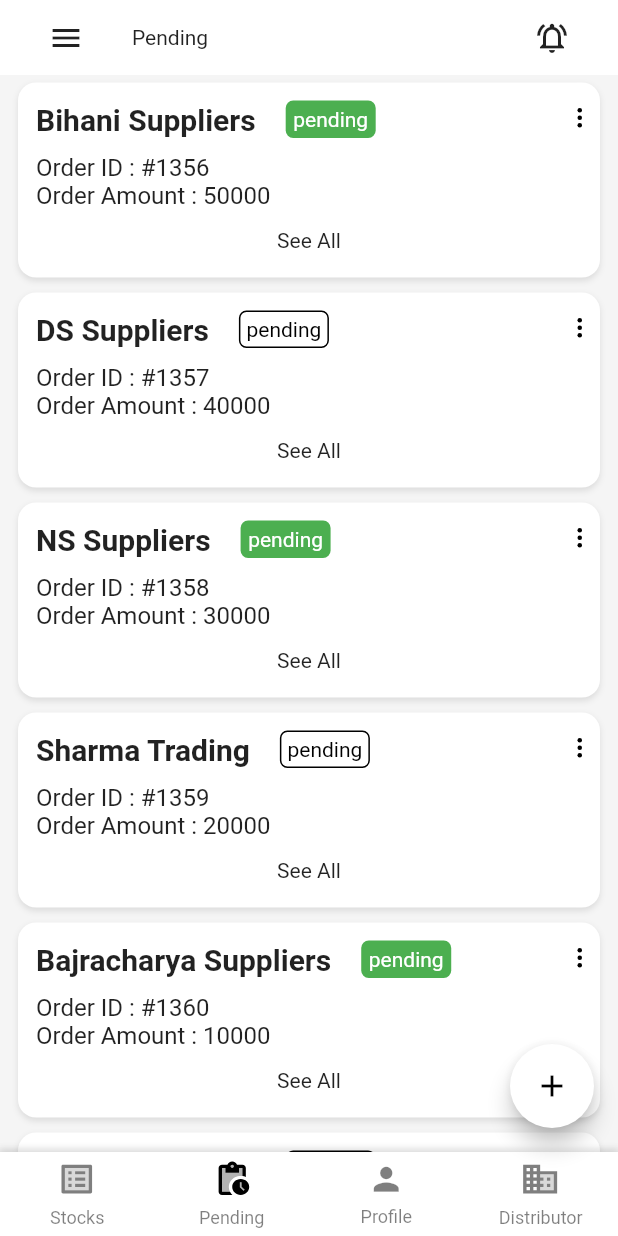
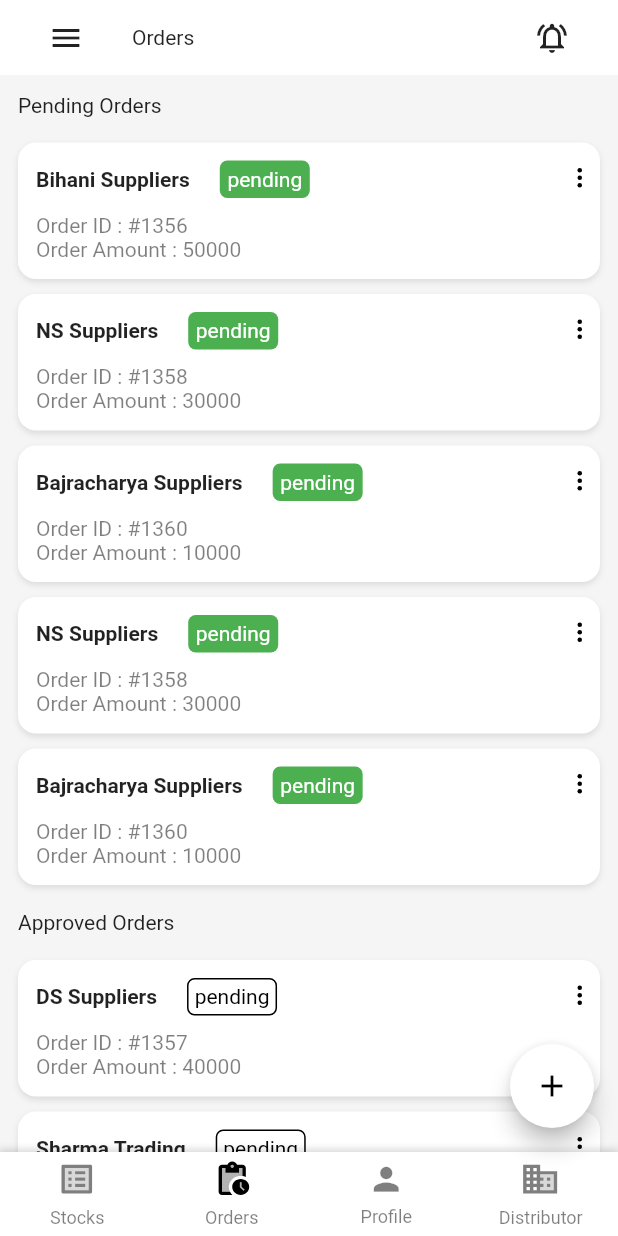
Before and after one commit to sjtsh/SalesAutomation, a Flutter app: the HomeScreen screen opened directly, item 2 of the bottom bar chosen, on a phone screen of 412 x 824 dp. Run offline on Flutter 3.47's test engine with Material 2 defaults, Android fonts, the phone set to English and light mode, and no system bars; drawn by our look-alikes of custom_navigation_bar, expandable; our stand-ins replace fl_chart, flutter_svg.

Commit message:
completed pending and distributors screen skeleton

```diff
--- a/sales_officer/lib/ConfirmationScreen/ConfirmationReciept.dart
+++ b/sales_officer/lib/ConfirmationScreen/ConfirmationReciept.dart
@@ -1,6 +1,7 @@
 import 'package:flutter/material.dart';
 
 class ConfirmationReciept extends StatelessWidget {
+
   @override
   Widget build(BuildContext context) {
     return ListView(
--- a/sales_officer/lib/DialogBox/DialogContent.dart
+++ b/sales_officer/lib/DialogBox/DialogContent.dart
@@ -49,7 +49,7 @@ class DialogContent extends StatelessWidget {
           child: MaterialButton(
             highlightColor: Colors.transparent,
             splashColor: Colors.transparent,
-            color: Colors.black,
+            color: Colors.green,
             onPressed: () {
               Navigator.pop(context);
             },
--- a/sales_officer/lib/Header/Header.dart
+++ b/sales_officer/lib/Header/Header.dart
@@ -42,7 +42,7 @@ class Header extends StatelessWidget {
           Text(index == 0
               ? "Stocks"
               : index == 1
-                  ? "Pending"
+                  ? "Orders"
                   : index == 2
                       ? "Profile"
                       : index == 3
@@ -51,7 +51,9 @@ class Header extends StatelessWidget {
                               ? "New Order"
                               : index == 5
                                   ? "New Order"
-                                  : "Order Confirmation"),
+                                  : index == 6
+                                      ? "Distributor Info"
+                                      : "Order Confirmation"),
           Expanded(
             child: Container(),
           ),
--- a/sales_officer/lib/Header/HeaderProductVariationPage.dart
+++ b/sales_officer/lib/Header/HeaderProductVariationPage.dart
@@ -27,7 +27,7 @@ class HeaderProductVariationPage extends StatelessWidget {
             index == 0
                 ? "Stocks"
                 : index == 1
-                    ? "Pending"
+                    ? "Orders"
                     : index == 2
                         ? "Profile"
                         : index == 3
--- a/sales_officer/lib/HomeScreen/HomeScreen.dart
+++ b/sales_officer/lib/HomeScreen/HomeScreen.dart
@@ -1,6 +1,7 @@
 import 'package:flutter/material.dart';
 import 'package:flutter_svg/svg.dart';
 import 'package:sales_officer/Construction/Construction.dart';
+import 'package:sales_officer/DistributorInfo/DistributorInfo.dart';
 import 'package:sales_officer/DrawerScreen/DrawerScreen.dart';
 import 'package:sales_officer/Header/Header.dart';
 import 'package:sales_officer/Header/HeaderProductVariationPage.dart';
@@ -38,17 +39,19 @@ class _HomeScreenState extends State<HomeScreen> {
 
   Widget _changeActivity(int i) {
     if (i == 0) {
-      return Page1();
+      return NewOrder(_setIndex, true);
     } else if (i == 1) {
       return PendingScreen();
     } else if (i == 2) {
       return Profile();
     } else if (i == 3) {
-      return Page4();
+      return NewOrder(_setIndex, false);
     } else if (i == 4) {
-      return NewOrder(_setIndex);
+      return NewOrder(_setIndex, true);
     } else if (i == 5) {
       return ProductsScreen(_setIndex);
+    } else if (i == 6) {
+      return DistributorInfo(_setIndex);
     } else {
       return Container();
     }
--- a/sales_officer/lib/NavBar/NavBar.dart
+++ b/sales_officer/lib/NavBar/NavBar.dart
@@ -81,7 +81,7 @@ class _NavBarState extends State<NavBar> {
                   : Colors.black.withOpacity(0.5),
             ),
             title: Text(
-              "Pending",
+              "Orders",
               style: TextStyle(
                   color: NavBar.currentIndex == 0
                       ? Colors.black
--- a/sales_officer/lib/PendingScreen/PendingScreen.dart
+++ b/sales_officer/lib/PendingScreen/PendingScreen.dart
@@ -1,5 +1,6 @@
 import 'package:flutter/material.dart';
 
+import '../Database.dart';
 import 'SingularPending.dart';
 
 class PendingScreen extends StatelessWidget {
@@ -11,21 +12,37 @@ class PendingScreen extends StatelessWidget {
       ),
       child: ListView(
         children: [
-          ["Bihani Suppliers", 1356, 50000, true],
-          ["DS Suppliers", 1357, 40000, false],
-          ["NS Suppliers", 1358, 30000, true],
-          ["Sharma Trading", 1359, 20000, false],
-          ["Bajracharya Suppliers", 1360, 10000, true],
-          ["Bihani Suppliers", 1356, 50000, false],
-          ["DS Suppliers", 1357, 40000, false],
-          ["NS Suppliers", 1358, 30000, true],
-          ["Sharma Trading", 1359, 20000, false],
-          ["Bajracharya Suppliers", 1360, 10000, true],
-        ]
-            .map(
-              (e) => SingularPending(e),
-        )
-            .toList(),
+          Padding(
+            padding: const EdgeInsets.all(12.0),
+            child: Text(
+              "Pending Orders ",
+              style: TextStyle(backgroundColor: Color(0xffF5F5F5)),
+            ),
+          ),
+          Column(
+            children: forPending
+                .where((element) => element[3])
+                .map(
+                  (e) => SingularPending(e),
+                )
+                .toList(),
+          ),
+          Padding(
+            padding: const EdgeInsets.all(12.0),
+            child: Text(
+              "Approved Orders ",
+              style: TextStyle(backgroundColor: Color(0xffF5F5F5)),
+            ),
+          ),
+          Column(
+            children: forPending
+                .where((element) => !element[3])
+                .map(
+                  (e) => SingularPending(e),
+            )
+                .toList(),
+          ),
+        ],
       ),
     );
   }
--- a/sales_officer/lib/PendingScreen/SingularPending.dart
+++ b/sales_officer/lib/PendingScreen/SingularPending.dart
@@ -1,4 +1,3 @@
-import 'package:expandable/expandable.dart';
 import 'package:flutter/material.dart';
 
 class SingularPending extends StatelessWidget {
@@ -31,7 +30,7 @@ class SingularPending extends StatelessWidget {
                 children: [
                   Text(
                     e[0] as String,
-                    style: TextStyle(fontSize: 20, fontWeight: FontWeight.bold),
+                    style: TextStyle(fontWeight: FontWeight.bold),
                   ),
                   SizedBox(
                     width: 20,
@@ -81,29 +80,12 @@ class SingularPending extends StatelessWidget {
               ),
               Text(
                 "Order ID : #${e[1]}",
-                style: TextStyle(fontSize: 16),
+                style: TextStyle(color: Colors.black.withOpacity(0.5)),
               ),
               Text(
                 "Order Amount : ${e[2]}",
-                style: TextStyle(fontSize: 16),
+                style: TextStyle(color: Colors.black.withOpacity(0.5)),
               ),
-              ExpandablePanel(
-                  collapsed: ExpandableButton(
-                    child: Align(
-                      alignment: Alignment.center,
-                      child: Padding(
-                      padding: EdgeInsets.only(top: 12, bottom: 5),
-                        child: Text(
-                          "See All",
-                        ),
-                      ),
-                    ),
-                  ),
-                  expanded: ExpandableButton(
-                      child: Container(
-                    height: 300,
-                    color: Colors.blue,
-                  )))
             ],
           ),
         ),
```
Also changed, not shown: sales_officer/lib/ConfirmationScreen/ConfirmationScreen.dart (+16 -3 lines), sales_officer/lib/Database.dart (+34 -4 lines), sales_officer/lib/DialogBox/DialogBox.dart (+5 -4 lines), sales_officer/lib/DistributorInfo/DistributorInfo.dart (added, +84 -0 lines), sales_officer/lib/NavBar/ConfirmOrder.dart (+3 -4 lines), sales_officer/lib/NewOrder/DistributorList.dart (+13 -5 lines), sales_officer/lib/NewOrder/NewOrder.dart (+5 -2 lines), sales_officer/lib/NewOrder/ProductsScreen/ProductsScreen.dart (+6 -1 lines), sales_officer/lib/Profile/BezierCard/BezierHeading.dart (+5 -5 lines).
